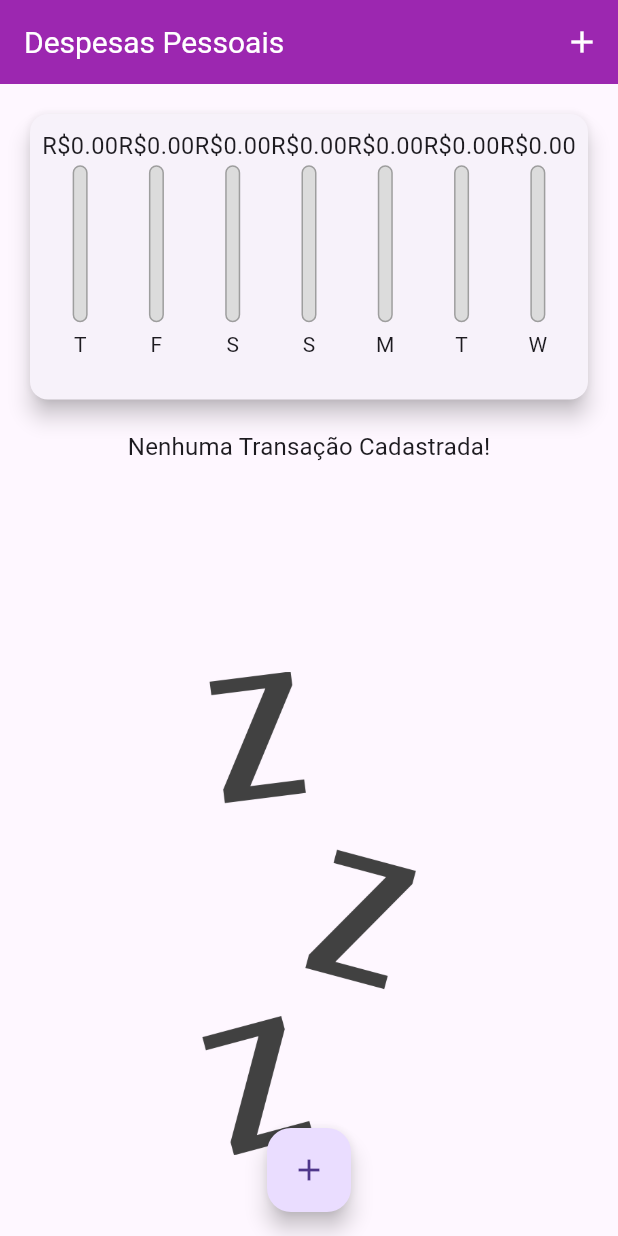
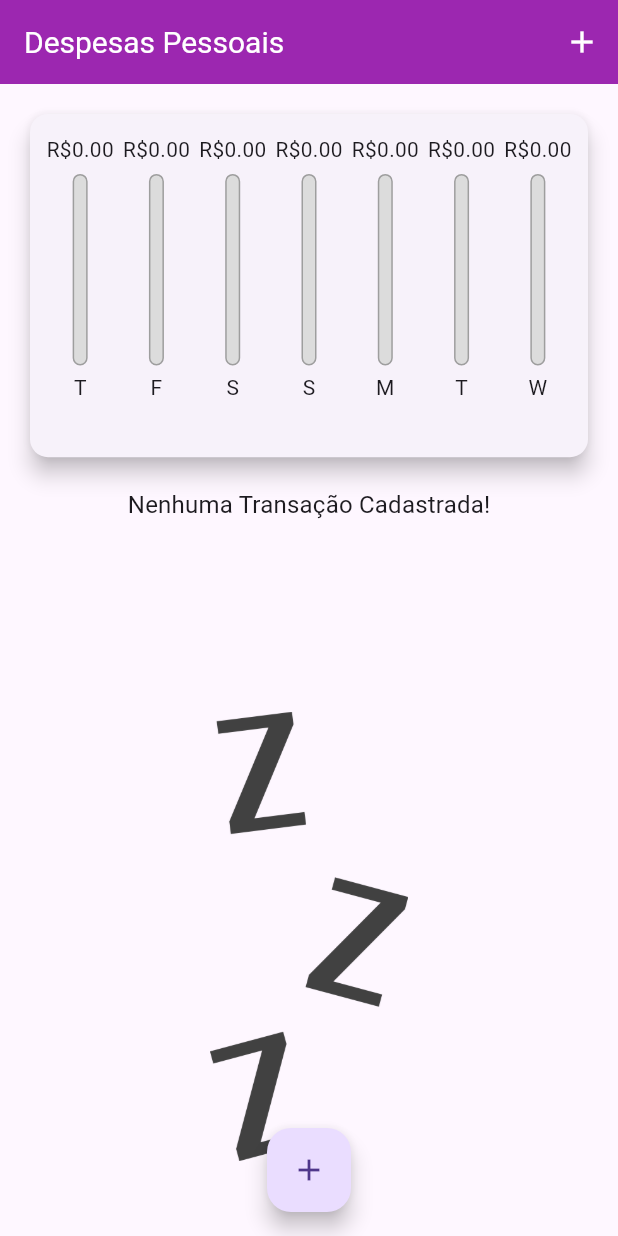
Before and after one commit to tiagors09/expenses, a Flutter app: the screen it shows after launch, on a phone screen of 412 x 824 dp. Run offline on Flutter 3.47's test engine with Material 3 defaults, Android fonts, the phone set to English and light mode, and no system bars.

Commit message:
updated .metadata

```diff
--- a/lib/components/chart_bar.dart
+++ b/lib/components/chart_bar.dart
@@ -21,7 +21,10 @@ class ChartBar extends StatelessWidget {
             SizedBox(
               height: constraints.maxHeight * 0.15,
               child: FittedBox(
-                child: Text('R\$${value.toStringAsFixed(2)}'),
+                child: Padding(
+                  padding: const EdgeInsets.all(3.0),
+                  child: Text('R\$${value.toStringAsFixed(2)}'),
+                ),
               ),
             ),
             Container(
--- a/lib/main.dart
+++ b/lib/main.dart
@@ -7,7 +7,6 @@ import 'package:expenses/models/transaction.dart';
 import 'package:flutter/cupertino.dart';
 import 'package:flutter/foundation.dart';
 import 'package:flutter/material.dart';
-import 'package:flutter/widgets.dart';
 // import 'package:flutter/services.dart';
 
 main() => runApp(const ExpensesApp());
@@ -163,7 +162,7 @@ class _MyHomePageState extends State<MyHomePage> {
             Visibility(
               visible: _showChart || !isLandscape,
               child: SizedBox(
-                height: availableHeight * (isLandscape ? 0.70 : 0.30),
+                height: availableHeight * (isLandscape ? 0.70 : 0.35),
                 child: Chart(
                   recentTransaction: _recentTransactions,
                 ),
@@ -172,7 +171,7 @@ class _MyHomePageState extends State<MyHomePage> {
             Visibility(
               visible: !_showChart || !isLandscape,
               child: SizedBox(
-                height: availableHeight * 0.70,
+                height: availableHeight * 0.65,
                 child: TransactionList(
                   transactions: _transactions,
                   onRemove: _deleteTransaction,
```
Also changed, not shown: 1 other file.
